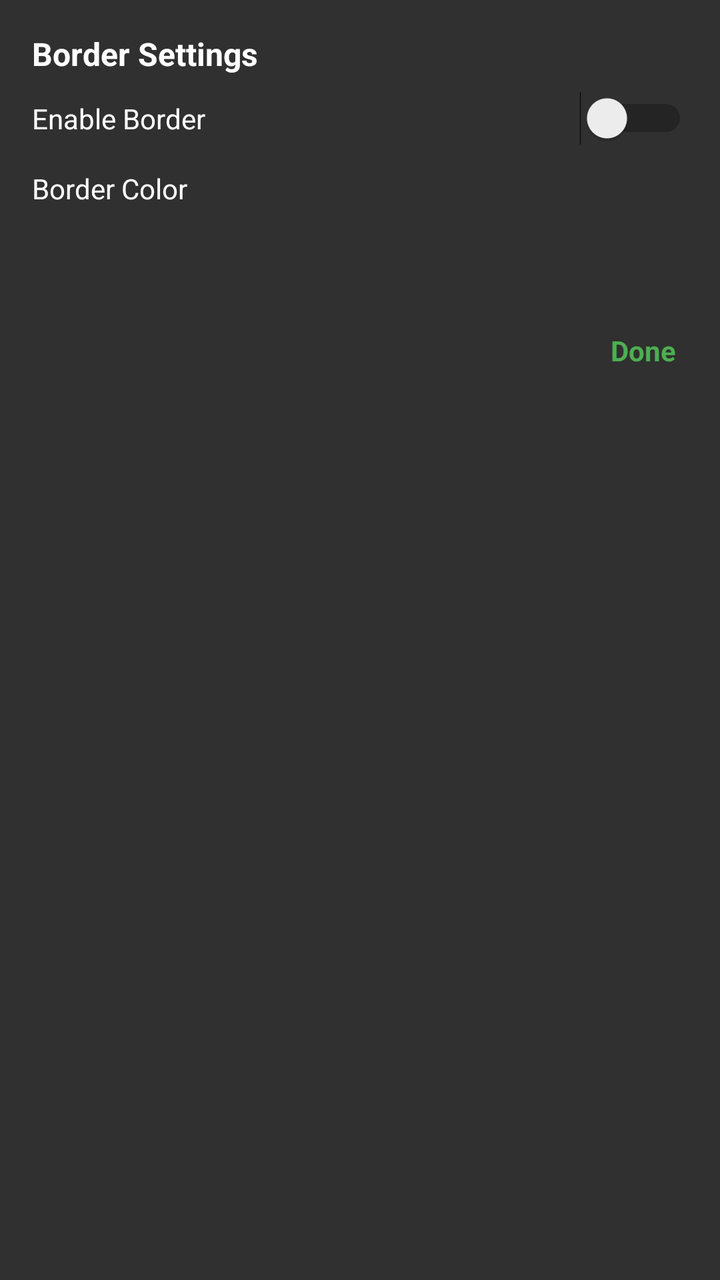
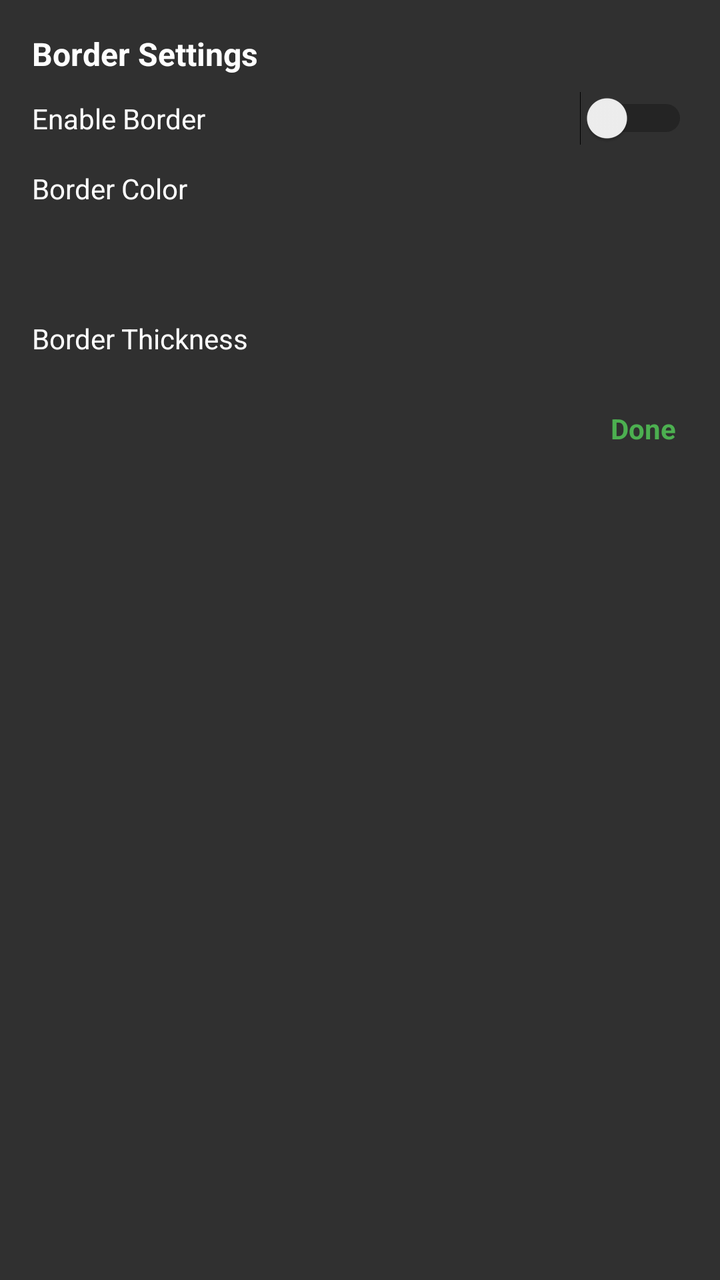

Screens rendered from an Android XML layout before and after an edit, with the pre-edit source and the edit as a unified diff.
<!-- AndroidManifest.xml: application theme Theme.FloatShot -->
<!-- res/layout/settings_popup.xml -->
<?xml version="1.0" encoding="utf-8"?>
<LinearLayout xmlns:android="http://schemas.android.com/apk/res/android"
    android:layout_width="260dp"
    android:layout_height="wrap_content"
    android:orientation="vertical"
    android:background="#EE222222"
    android:padding="16dp">

    <TextView
        android:layout_width="wrap_content"
        android:layout_height="wrap_content"
        android:text="Border Settings"
        android:textColor="#FFFFFF"
        android:textSize="16sp"
        android:textStyle="bold"
        android:layout_marginBottom="8dp"/>

    <LinearLayout
        android:layout_width="match_parent"
        android:layout_height="wrap_content"
        android:orientation="horizontal"
        android:gravity="center_vertical"
        android:layout_marginBottom="12dp">

        <TextView
            android:layout_width="0dp"
            android:layout_height="wrap_content"
            android:layout_weight="1"
            android:text="Enable Border"
            android:textColor="#FFFFFF"/>

        <Switch
            android:id="@+id/switchBorder"
            android:layout_width="wrap_content"
            android:layout_height="wrap_content"/>
    </LinearLayout>

    <TextView
        android:layout_width="wrap_content"
        android:layout_height="wrap_content"
        android:text="Border Color"
        android:textColor="#FFFFFF"
        android:layout_marginBottom="8dp"/>

    <LinearLayout
        android:id="@+id/colorRow"
        android:layout_width="match_parent"
        android:layout_height="36dp"
        android:orientation="horizontal"
        android:layout_marginBottom="12dp"/>

    <TextView
        android:id="@+id/btnDone"
        android:layout_width="wrap_content"
        android:layout_height="wrap_content"
        android:layout_gravity="end"
        android:text="Done"
        android:textColor="#4CAF50"
        android:textStyle="bold"
        android:padding="6dp"/>

</LinearLayout>
<!-- resources referenced by this layout -->
<resources>
  <style name="Theme.FloatShot" parent="Theme.MaterialComponents.DayNight.NoActionBar" />
</resources>

<!-- the commit's change to res/layout/settings_popup.xml (unified diff, before → after) -->
@@ -1,6 +1,6 @@
 <?xml version="1.0" encoding="utf-8"?>
 <LinearLayout xmlns:android="http://schemas.android.com/apk/res/android"
-    android:layout_width="260dp"
+    android:layout_width="280dp"
     android:layout_height="wrap_content"
     android:orientation="vertical"
     android:background="#EE222222"
@@ -50,6 +50,20 @@
         android:layout_marginBottom="12dp"/>
 
     <TextView
+        android:layout_width="wrap_content"
+        android:layout_height="wrap_content"
+        android:text="Border Thickness"
+        android:textColor="#FFFFFF"
+        android:layout_marginBottom="8dp"/>
+
+    <LinearLayout
+        android:id="@+id/thicknessRow"
+        android:layout_width="match_parent"
+        android:layout_height="wrap_content"
+        android:orientation="horizontal"
+        android:layout_marginBottom="12dp"/>
+
+    <TextView
         android:id="@+id/btnDone"
         android:layout_width="wrap_content"
         android:layout_height="wrap_content"
